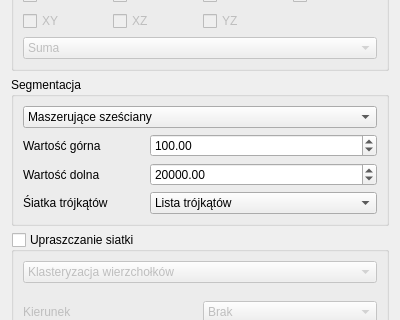
Old version of the form src/SokarUi/SegmentationPipelineEditor.ui in the repository jedrzejowski/sokar-app; both pictures show x 0 to 400 and y 287 to 607 of the 400 by 1306 pixel window.
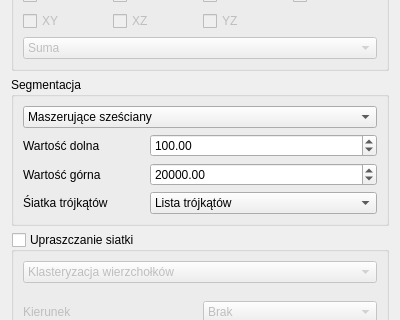
New version of the form. Icons and pictures are not drawn. Custom widgets are drawn as their Qt base class.

What changed in the file:
```diff
--- a/src/SokarUi/SegmentationPipelineEditor.ui
+++ b/src/SokarUi/SegmentationPipelineEditor.ui
@@ -295,14 +295,14 @@
       <item row="1" column="0">
        <widget class="QLabel" name="label_2">
         <property name="text">
-         <string>Wartość górna</string>
+         <string>Wartość dolna</string>
         </property>
        </widget>
       </item>
       <item row="3" column="0">
        <widget class="QLabel" name="label_3">
         <property name="text">
-         <string>Wartość dolna</string>
+         <string>Wartość górna</string>
         </property>
        </widget>
       </item>
```
Left out of the diff: 30 changed lines with no effect on the pictures.
